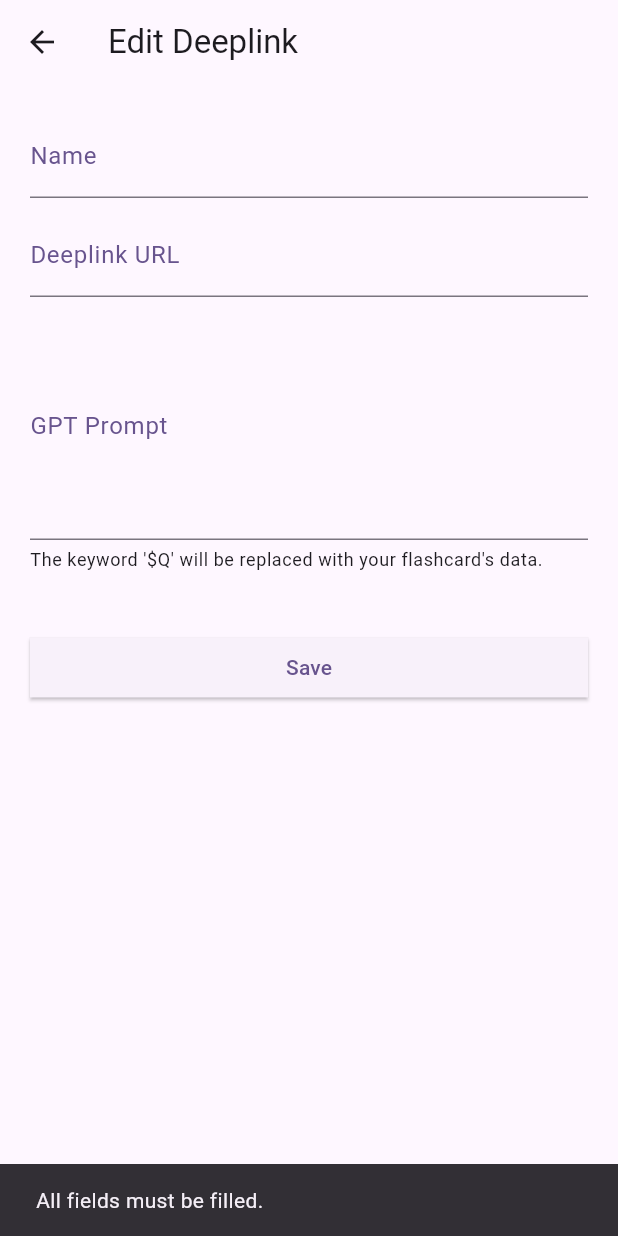
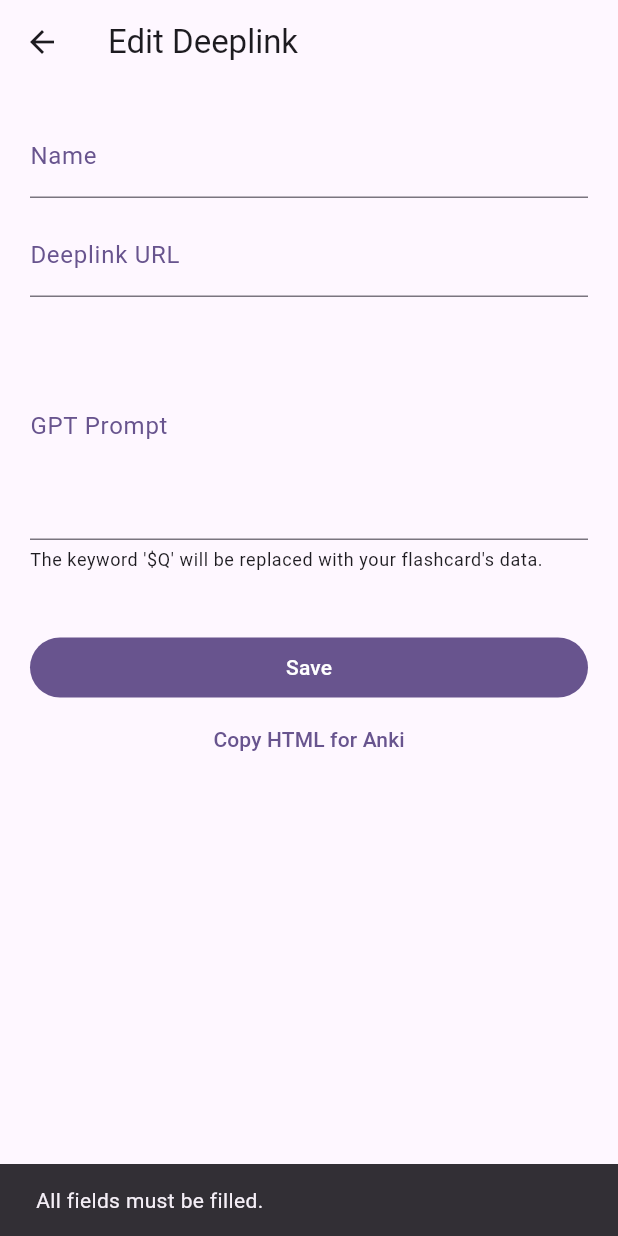
Before and after one commit to martvanburen/aiyu, a Flutter app: the DeeplinkEditPage screen opened directly, after a tap on "Save", on a phone screen of 412 x 824 dp. Run offline on Flutter 3.47's test engine with Material 2 defaults, Android fonts, the phone set to English and light mode, and no system bars; our stand-ins replace flutter_dotenv, just_audio, shared_preferences, speech_to_text, uni_links; missing offline and left inert: aws_polly, flutter_shortcuts; accounts and stored records are empty; generated files the repository leaves out were written again.

Commit message:
Add button to copy Anki HTML for deeplink.

```diff
--- a/lib/pages/deeplink_edit_page.dart
+++ b/lib/pages/deeplink_edit_page.dart
@@ -1,5 +1,6 @@
 import "package:ai_yu/data_structures/global_state/deeplinks_model.dart";
 import "package:flutter/material.dart";
+import "package:flutter/services.dart";
 import "package:provider/provider.dart";
 
 class DeeplinkEditPage extends StatefulWidget {
@@ -67,12 +68,17 @@ class _DeeplinkEditPageState extends State<DeeplinkEditPage> {
     String prompt = _promptController.text.trim();
 
     if (path.isEmpty || name.isEmpty || prompt.isEmpty) {
-      _showValidationError("All fields must be filled.");
+      _showToast("All fields must be filled.");
+      return;
+    }
+
+    if (!RegExp(r"^[a-zA-Z0-9_-]+$").hasMatch(path)) {
+      _showToast("Path may only contain special characters '-', and '_'.");
       return;
     }
 
     if (!prompt.contains("\$Q")) {
-      _showValidationError("GPT prompt must contain the \$Q keyword.");
+      _showToast("GPT prompt must contain the \$Q keyword.");
       return;
     }
 
@@ -81,7 +87,7 @@ class _DeeplinkEditPageState extends State<DeeplinkEditPage> {
     // new path doesn't clash with any existing deeplink.
     if ((widget.deeplink == null || path != widget.deeplink!.path) &&
         deeplinks.pathExists(path)) {
-      _showValidationError("A deeplink with this path already exists.");
+      _showToast("A deeplink with this path already exists.");
       return;
     }
 
@@ -100,7 +106,41 @@ class _DeeplinkEditPageState extends State<DeeplinkEditPage> {
     Navigator.of(context).pop();
   }
 
-  void _showValidationError(String message) {
+  void _copyAnkiHTML() {
+    String path = _pathController.text.trim();
+    String name = _nameController.text.trim();
+
+    Clipboard.setData(ClipboardData(
+      text: """
+<a href="aiyu://$path?{{Front}}" style="
+    display: inline-block;
+    color: white;
+    background-color: #${Theme.of(context).primaryColor.value.toRadixString(16).substring(2)};
+    padding: 10px 20px;
+    margin-bottom: 20px;
+    text-decoration: none;
+    text-align: center;
+    font-size: 16px;
+    border: none;
+    border-top-left-radius: 5px;
+    border-bottom-left-radius: 5px;
+    box-shadow: 2px 2px 5px rgba(0, 0, 0, 0.3);
+    position: absolute;
+    bottom: 0px;
+    /* If using multiple buttons, subsequent buttons should use:
+     * bottom: 60px;
+     * bottom: 120px;
+     * ...
+     */
+    right: 0px;
+"><b style="padding-right: 8px">→</b> $name</a>
+""",
+    ));
+
+    _showToast("Copied. Replace '{{Front}}' with the desired field!");
+  }
+
+  void _showToast(String message) {
     ScaffoldMessenger.of(context)
         .showSnackBar(SnackBar(content: Text(message)));
   }
@@ -172,9 +212,16 @@ class _DeeplinkEditPageState extends State<DeeplinkEditPage> {
                 const SizedBox(height: 40.0),
                 SizedBox(
                   width: double.infinity,
-                  child: ElevatedButton(
+                  child: FilledButton(
                     child: const Text("Save"),
                     onPressed: () => _saveAndExit(),
+                  ),
+                ),
+                SizedBox(
+                  width: double.infinity,
+                  child: TextButton(
+                    child: const Text("Copy HTML for Anki"),
+                    onPressed: () => _copyAnkiHTML(),
                   ),
                 ),
               ],
```
